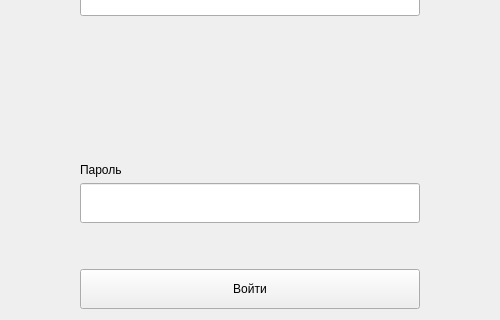
Above: designer_ui/sign_in_by_login_frame.ui from Churkabesina/CompClubAppPlanshet before the change; both pictures show x 272 to 772 and y 196 to 516 of the 1044 by 516 pixel window. Below: the same form after it.
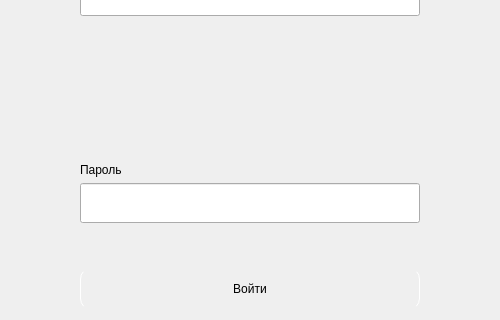
That is the form after the change.

Diff of the .ui file:
```diff
--- a/designer_ui/sign_in_by_login_frame.ui
+++ b/designer_ui/sign_in_by_login_frame.ui
@@ -99,6 +99,11 @@
          <height>40</height>
         </size>
        </property>
+       <property name="styleSheet">
+        <string notr="true">border-radius: 10px;
+border-right: 1px solid rgb(255, 255, 255);
+border-left: 1px solid rgb(255, 255, 255);</string>
+       </property>
        <property name="text">
         <string>Войти</string>
        </property>
```
